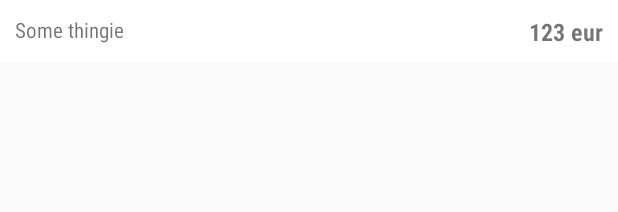
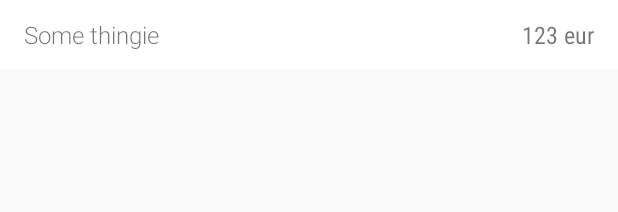
Before and after one commit to martmagi/TWChallenge2016, an Android app: the layout receipt_content_item.xml on its own in the app's theme, with its tools: preview values and no code run, on a phone screen of 412 x 824 dp. Shown: the top 212 px of the screen. Run offline under Robolectric (Android 15) with nearby library versions, the phone set to English and light mode, and no system bars.

Commit message:
Update layouts

```diff
--- a/app/src/main/res/layout/receipt_content_item.xml
+++ b/app/src/main/res/layout/receipt_content_item.xml
@@ -1,19 +1,19 @@
 <?xml version="1.0" encoding="utf-8"?>
 <LinearLayout xmlns:android="http://schemas.android.com/apk/res/android"
-    android:orientation="horizontal" android:layout_width="match_parent"
-    android:layout_height="wrap_content"
-    android:padding="10dp"
-    android:background="#fff"
-    android:id="@+id/receipt_content_item">
+              android:orientation="horizontal" android:layout_width="match_parent"
+              android:layout_height="wrap_content"
+              android:background="@color/good"
+              android:id="@+id/receipt_content_item" android:paddingTop="12dp" android:paddingBottom="12dp"
+              android:paddingLeft="16dp" android:paddingRight="16dp">
 
         <TextView
             android:layout_width="wrap_content"
             android:layout_height="wrap_content"
             android:text="Some thingie"
-            android:textSize="14sp"
+            android:textSize="16dp"
             android:layout_weight="1"
             android:id="@+id/receipt_element_company"
-            android:fontFamily="sans-serif-condensed"
+            android:fontFamily="sans-serif-light"
             />
         <TextView
             android:layout_width="wrap_content"
@@ -26,6 +26,6 @@
             android:id="@+id/receipt_element_price"
             android:fontFamily="sans-serif-condensed"
 
-            android:textStyle="bold" />
+        />
 
 </LinearLayout>
--- a/app/src/main/res/values/colors.xml
+++ b/app/src/main/res/values/colors.xml
@@ -1,7 +1,8 @@
 <?xml version="1.0" encoding="utf-8"?>
 <resources>
-    <color name="colorPrimary">#3F51B5</color>
-    <color name="colorPrimaryDark">#303F9F</color>
-    <color name="colorAccent">#FF4081</color>
-    <color name="inactive">#F8BBD0</color>
+    <color name="colorPrimary">#4DB6AC</color>
+    <color name="colorPrimaryDark">#00796B</color>
+    <color name="colorAccent">#FFEA00</color>
+    <color name="good">#ffffff</color>
+    <color name="bad">#FFEBEE</color>
 </resources>
--- a/app/src/main/res/values/styles.xml
+++ b/app/src/main/res/values/styles.xml
@@ -3,8 +3,8 @@
     <!-- Base application theme. -->
     <style name="AppTheme" parent="Theme.AppCompat.Light.DarkActionBar">
         <!-- Customize your theme here. -->
-        <item name="colorPrimary">#1DE9B6</item>
-        <item name="colorPrimaryDark">#00BFA5</item>
+        <item name="colorPrimary">@color/colorPrimary</item>
+        <item name="colorPrimaryDark">@color/colorPrimaryDark</item>
         <item name="colorAccent">@color/colorAccent</item>
         <item name="toolbarStyle">@style/Widget.Toolbar</item>
         <item name="android:textViewStyle">@style/RobotoTextViewStyle</item>
```
Also changed, not shown: app/src/main/java/ee/doggify/MainActivity.java (+14 -21 lines), app/src/main/res/layout/activity_main.xml (+1 -9 lines), app/src/main/res/layout/content_main.xml (+10 -7 lines), app/src/main/res/layout/receipt_item.xml (+64 -57 lines), app/src/main/res/drawable-hdpi/ic_sync_black_24dp.png (added), app/src/main/res/drawable-mdpi/ic_sync_black_24dp.png (added), app/src/main/res/drawable-xhdpi/ic_sync_black_24dp.png (added), app/src/main/res/drawable-xxhdpi/ic_sync_black_24dp.png (added), app/src/main/res/drawable-xxxhdpi/ic_sync_black_24dp.png (added).
